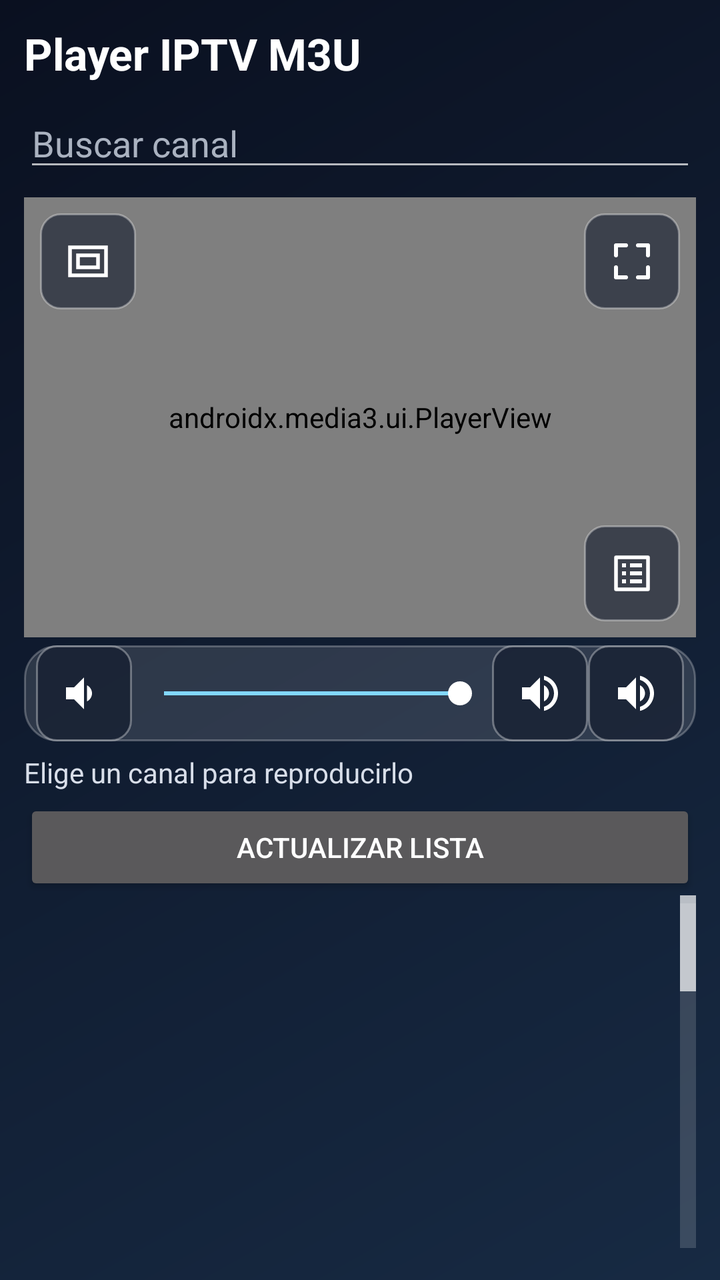
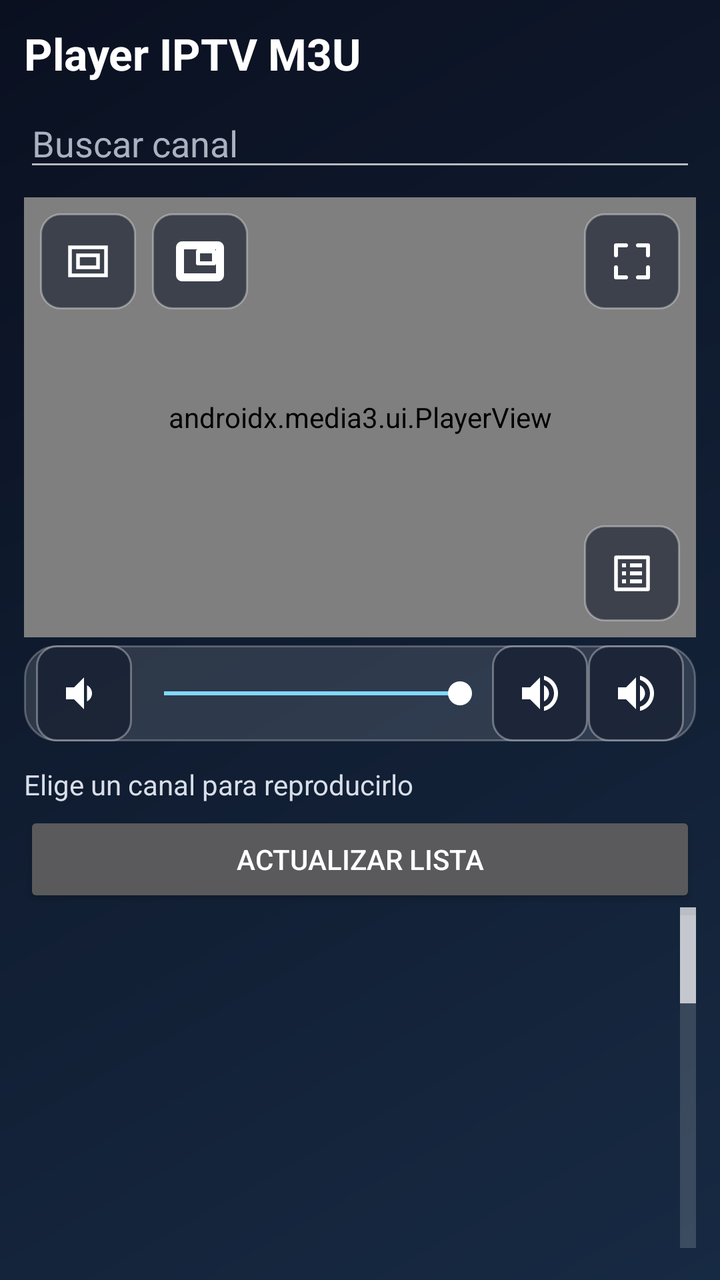

The first picture is an Android layout as it rendered before a commit; the second is the same layout after the commit. The layout source and the unified diff follow.
<!-- AndroidManifest.xml: application theme android:Theme.Material.NoActionBar -->
<!-- res/layout/activity_main.xml -->
<?xml version="1.0" encoding="utf-8"?>
<LinearLayout xmlns:android="http://schemas.android.com/apk/res/android"
    xmlns:app="http://schemas.android.com/apk/res-auto"
    android:id="@+id/rootLayout"
    android:layout_width="match_parent"
    android:layout_height="match_parent"
    android:background="@drawable/app_background"
    android:orientation="vertical"
    android:padding="12dp">

    <TextView
        android:id="@+id/appTitle"
        android:layout_width="match_parent"
        android:layout_height="wrap_content"
        android:paddingBottom="8dp"
        android:text="Player IPTV M3U"
        android:textColor="#FFFFFF"
        android:textSize="22sp"
        android:textStyle="bold" />

    <EditText
        android:id="@+id/searchInput"
        android:layout_width="match_parent"
        android:layout_height="wrap_content"
        android:hint="Buscar canal"
        android:inputType="text"
        android:singleLine="true"
        android:textColor="#FFFFFF"
        android:textColorHint="#AAB2C0" />

    <FrameLayout
        android:id="@+id/playerContainer"
        android:layout_width="match_parent"
        android:layout_height="220dp"
        android:layout_marginTop="8dp"
        android:background="#FF000000">

        <androidx.media3.ui.PlayerView
            android:id="@+id/playerView"
            android:layout_width="match_parent"
            android:layout_height="match_parent"
            android:background="#FF000000"
            app:show_buffering="when_playing"
            app:use_controller="true" />

        <ImageButton
            android:id="@+id/fullscreenToggleButton"
            android:layout_width="48dp"
            android:layout_height="48dp"
            android:layout_gravity="top|end"
            android:layout_margin="8dp"
            android:background="@drawable/player_control_background"
            android:contentDescription="Activar pantalla completa"
            android:focusable="true"
            android:focusableInTouchMode="true"
            android:padding="12dp"
            android:scaleType="centerInside"
            android:src="@drawable/ic_fullscreen"
            android:tint="#FFFFFF" />

        <ImageButton
            android:id="@+id/resizeModeButton"
            android:layout_width="48dp"
            android:layout_height="48dp"
            android:layout_gravity="top|start"
            android:layout_margin="8dp"
            android:background="@drawable/player_control_background"
            android:contentDescription="Modo de imagen: Ajustar pantalla. Pulsa para cambiar el ajuste."
            android:focusable="true"
            android:focusableInTouchMode="true"
            android:padding="12dp"
            android:scaleType="centerInside"
            android:src="@drawable/ic_fit_screen"
            android:tint="#FFFFFF" />

        <ImageButton
            android:id="@+id/playlistToggleButton"
            android:layout_width="48dp"
            android:layout_height="48dp"
            android:layout_gravity="bottom|end"
            android:layout_margin="8dp"
            android:background="@drawable/player_control_background"
            android:contentDescription="Mostrar lista de canales sobre el video"
            android:focusable="true"
            android:focusableInTouchMode="true"
            android:padding="12dp"
            android:scaleType="centerInside"
            android:src="@drawable/ic_playlist"
            android:tint="#FFFFFF" />

        <LinearLayout
            android:id="@+id/fullscreenChannelPanel"
            android:layout_width="280dp"
            android:layout_height="match_parent"
            android:layout_gravity="top|end"
            android:layout_margin="8dp"
            android:background="@drawable/channel_panel_glass"
            android:elevation="12dp"
            android:orientation="vertical"
            android:padding="8dp"
            android:visibility="gone">

            <LinearLayout
                android:layout_width="match_parent"
                android:layout_height="wrap_content"
                android:gravity="center_vertical"
                android:orientation="horizontal">

                <TextView
                    android:layout_width="0dp"
                    android:layout_height="wrap_content"
                    android:layout_weight="1"
                    android:paddingStart="8dp"
                    android:text="Lista de canales"
                    android:textColor="#FFFFFF"
                    android:textSize="16sp"
                    android:textStyle="bold" />

                <ImageButton
                    android:id="@+id/closePlaylistButton"
                    android:layout_width="44dp"
                    android:layout_height="44dp"
                    android:background="@drawable/player_control_background"
                    android:contentDescription="Cerrar lista de canales"
                    android:focusable="true"
                    android:focusableInTouchMode="true"
                    android:padding="11dp"
                    android:scaleType="centerInside"
                    android:src="@drawable/ic_close"
                    android:tint="#FFFFFF" />
            </LinearLayout>

            <ListView
                android:id="@+id/fullscreenChannelList"
                android:layout_width="match_parent"
                android:layout_height="0dp"
                android:layout_weight="1"
                android:background="@android:color/transparent"
                android:cacheColorHint="@android:color/transparent"
                android:clipToPadding="false"
                android:divider="@android:color/transparent"
                android:dividerHeight="0dp"
                android:fastScrollEnabled="true"
                android:overScrollMode="never"
                android:paddingTop="4dp"
                android:paddingBottom="4dp" />
        </LinearLayout>
    </FrameLayout>

    <LinearLayout
        android:id="@+id/volumeControls"
        android:layout_width="match_parent"
        android:layout_height="wrap_content"
        android:layout_marginTop="4dp"
        android:background="@drawable/channel_card_glass"
        android:gravity="center_vertical"
        android:orientation="horizontal"
        android:paddingStart="6dp"
        android:paddingEnd="6dp">

        <ImageButton
            android:id="@+id/volumeDownButton"
            android:layout_width="48dp"
            android:layout_height="48dp"
            android:background="@drawable/player_control_background"
            android:contentDescription="Bajar volumen"
            android:focusable="true"
            android:focusableInTouchMode="true"
            android:padding="12dp"
            android:scaleType="centerInside"
            android:src="@drawable/ic_volume_down"
            android:tint="#FFFFFF" />

        <SeekBar
            android:id="@+id/volumeSeekBar"
            android:layout_width="0dp"
            android:layout_height="wrap_content"
            android:layout_weight="1"
            android:max="100"
            android:progress="100"
            android:progressTint="#82D8FF"
            android:thumbTint="#FFFFFF" />

        <ImageButton
            android:id="@+id/muteButton"
            android:layout_width="48dp"
            android:layout_height="48dp"
            android:background="@drawable/player_control_background"
            android:contentDescription="Silenciar"
            android:focusable="true"
            android:focusableInTouchMode="true"
            android:padding="12dp"
            android:scaleType="centerInside"
            android:src="@drawable/ic_volume_up"
            android:tint="#FFFFFF" />

        <ImageButton
            android:id="@+id/volumeUpButton"
            android:layout_width="48dp"
            android:layout_height="48dp"
            android:background="@drawable/player_control_background"
            android:contentDescription="Subir volumen"
            android:focusable="true"
            android:focusableInTouchMode="true"
            android:padding="12dp"
            android:scaleType="centerInside"
            android:src="@drawable/ic_volume_up"
            android:tint="#FFFFFF" />
    </LinearLayout>

    <TextView
        android:id="@+id/statusText"
        android:layout_width="match_parent"
        android:layout_height="wrap_content"
        android:paddingTop="6dp"
        android:paddingBottom="4dp"
        android:text="Elige un canal para reproducirlo"
        android:textColor="#D8DEE9"
        android:textSize="14sp" />

    <Button
        android:id="@+id/refreshChannelsButton"
        android:layout_width="match_parent"
        android:layout_height="wrap_content"
        android:text="Actualizar lista" />

    <Button
        android:id="@+id/openExternalButton"
        android:layout_width="match_parent"
        android:layout_height="wrap_content"
        android:text="Abrir en VLC u otro reproductor"
        android:visibility="gone" />

    <ListView
        android:id="@+id/channelList"
        android:layout_width="match_parent"
        android:layout_height="0dp"
        android:layout_weight="1"
        android:background="@android:color/transparent"
        android:cacheColorHint="@android:color/transparent"
        android:clipToPadding="false"
        android:divider="@android:color/transparent"
        android:dividerHeight="0dp"
        android:fastScrollEnabled="true"
        android:overScrollMode="never"
        android:paddingTop="4dp"
        android:paddingBottom="4dp" />
</LinearLayout>
<!-- resources referenced by this layout -->
<resources>
  <!-- drawable app_background (drawable) -->
  <?xml version="1.0" encoding="utf-8"?>
  <shape xmlns:android="http://schemas.android.com/apk/res/android">
      <gradient
          android:angle="135"
          android:endColor="#0A1020"
          android:startColor="#172A43"
          android:type="linear" />
  </shape>
  <!-- drawable channel_card_glass (drawable) -->
  <?xml version="1.0" encoding="utf-8"?>
  <shape xmlns:android="http://schemas.android.com/apk/res/android">
      <solid android:color="#20FFFFFF" />
      <stroke
          android:width="1dp"
          android:color="#40FFFFFF" />
      <corners android:radius="16dp" />
  </shape>
  <!-- drawable channel_panel_glass (drawable) -->
  <?xml version="1.0" encoding="utf-8"?>
  <shape xmlns:android="http://schemas.android.com/apk/res/android">
      <solid android:color="#E61A2A40" />
      <stroke
          android:width="1dp"
          android:color="#66FFFFFF" />
      <corners android:radius="18dp" />
  </shape>
  <!-- drawable ic_close (drawable) -->
  <vector xmlns:android="http://schemas.android.com/apk/res/android"
      android:width="24dp"
      android:height="24dp"
      android:viewportWidth="24"
      android:viewportHeight="24">
      <path
          android:fillColor="#FFFFFFFF"
          android:pathData="M19,6.41L17.59,5 12,10.59 6.41,5 5,6.41 10.59,12 5,17.59 6.41,19 12,13.41 17.59,19 19,17.59 13.41,12z" />
  </vector>
  <!-- drawable ic_fit_screen (drawable) -->
  <vector xmlns:android="http://schemas.android.com/apk/res/android"
      android:width="24dp"
      android:height="24dp"
      android:viewportWidth="24"
      android:viewportHeight="24">
      <path
          android:fillColor="#00000000"
          android:strokeColor="#FFFFFFFF"
          android:strokeWidth="1.8"
          android:pathData="M3,5h18v14h-18zM7,9h10v6h-10z" />
  </vector>
  <!-- drawable ic_fullscreen (drawable) -->
  <vector xmlns:android="http://schemas.android.com/apk/res/android"
      android:width="24dp"
      android:height="24dp"
      android:viewportWidth="24"
      android:viewportHeight="24">
      <path
          android:fillColor="#00000000"
          android:strokeColor="#FFFFFFFF"
          android:strokeWidth="2"
          android:strokeLineCap="round"
          android:strokeLineJoin="round"
          android:pathData="M4,9V4h5M15,4h5v5M20,15v5h-5M9,20H4v-5" />
  </vector>
  <!-- drawable ic_volume_down (drawable) -->
  <vector xmlns:android="http://schemas.android.com/apk/res/android"
      android:width="24dp"
      android:height="24dp"
      android:viewportWidth="24"
      android:viewportHeight="24">
      <path
          android:fillColor="#FFFFFFFF"
          android:pathData="M3,9v6h4l5,5V4L7,9H3zM16,12c0,-1.77 -1.02,-3.29 -2.5,-4.03v8.05c1.48,-0.73 2.5,-2.25 2.5,-4.02z" />
  </vector>
  <!-- unchanged entries left out for length: 3 -->
</resources>

<!-- the commit's change to res/layout/activity_main.xml (unified diff, before → after) -->
@@ -43,6 +43,104 @@
             app:show_buffering="when_playing"
             app:use_controller="true" />
 
+        
+        <LinearLayout
+            android:id="@+id/gestureHud"
+            android:layout_width="wrap_content"
+            android:layout_height="wrap_content"
+            android:layout_gravity="center"
+            android:background="@drawable/gesture_hud_background"
+            android:elevation="10dp"
+            android:gravity="center"
+            android:orientation="horizontal"
+            android:paddingStart="20dp"
+            android:paddingTop="12dp"
+            android:paddingEnd="20dp"
+            android:paddingBottom="12dp"
+            android:visibility="gone">
+
+            <ImageView
+                android:id="@+id/gestureHudIcon"
+                android:layout_width="28dp"
+                android:layout_height="28dp"
+                android:scaleType="centerInside"
+                android:src="@drawable/ic_volume_up"
+                android:tint="#FFFFFF" />
+
+            <TextView
+                android:id="@+id/gestureHudText"
+                android:layout_width="wrap_content"
+                android:layout_height="wrap_content"
+                android:layout_marginStart="12dp"
+                android:text="100%"
+                android:textColor="#FFFFFF"
+                android:textSize="18sp"
+                android:textStyle="bold" />
+        </LinearLayout>
+
+        
+        <LinearLayout
+            android:id="@+id/bufferingOverlay"
+            android:layout_width="wrap_content"
+            android:layout_height="wrap_content"
+            android:layout_gravity="center"
+            android:background="@drawable/gesture_hud_background"
+            android:elevation="10dp"
+            android:gravity="center"
+            android:orientation="horizontal"
+            android:paddingStart="18dp"
+            android:paddingTop="12dp"
+            android:paddingEnd="18dp"
+            android:paddingBottom="12dp"
+            android:visibility="gone">
+
+            <ProgressBar
+                android:layout_width="28dp"
+                android:layout_height="28dp"
+                android:indeterminate="true"
+                android:indeterminateTint="#82D8FF" />
+
+            <TextView
+                android:id="@+id/bufferingText"
+                android:layout_width="wrap_content"
+                android:layout_height="wrap_content"
+                android:layout_marginStart="12dp"
+                android:text="Cargando señal en vivo..."
+                android:textColor="#FFFFFF"
+                android:textSize="14sp" />
+        </LinearLayout>
+
+        <ImageButton
+            android:id="@+id/resizeModeButton"
+            android:layout_width="48dp"
+            android:layout_height="48dp"
+            android:layout_gravity="top|start"
+            android:layout_margin="8dp"
+            android:background="@drawable/player_control_background"
+            android:contentDescription="Modo de imagen: Ajustar pantalla. Pulsa para cambiar el ajuste."
+            android:focusable="true"
+            android:focusableInTouchMode="true"
+            android:padding="12dp"
+            android:scaleType="centerInside"
+            android:src="@drawable/ic_fit_screen"
+            android:tint="#FFFFFF" />
+
+        <ImageButton
+            android:id="@+id/pipToggleButton"
+            android:layout_width="48dp"
+            android:layout_height="48dp"
+            android:layout_gravity="top|start"
+            android:layout_marginStart="64dp"
+            android:layout_marginTop="8dp"
+            android:background="@drawable/player_control_background"
+            android:contentDescription="Modo ventana flotante (Picture-in-Picture)"
+            android:focusable="true"
+            android:focusableInTouchMode="true"
+            android:padding="12dp"
+            android:scaleType="centerInside"
+            android:src="@drawable/ic_pip"
+            android:tint="#FFFFFF" />
+
         <ImageButton
             android:id="@+id/fullscreenToggleButton"
             android:layout_width="48dp"
@@ -56,21 +154,6 @@
             android:padding="12dp"
             android:scaleType="centerInside"
             android:src="@drawable/ic_fullscreen"
-            android:tint="#FFFFFF" />
-
-        <ImageButton
-            android:id="@+id/resizeModeButton"
-            android:layout_width="48dp"
-            android:layout_height="48dp"
-            android:layout_gravity="top|start"
-            android:layout_margin="8dp"
-            android:background="@drawable/player_control_background"
-            android:contentDescription="Modo de imagen: Ajustar pantalla. Pulsa para cambiar el ajuste."
-            android:focusable="true"
-            android:focusableInTouchMode="true"
-            android:padding="12dp"
-            android:scaleType="centerInside"
-            android:src="@drawable/ic_fit_screen"
             android:tint="#FFFFFF" />
 
         <ImageButton
@@ -208,11 +291,29 @@
             android:tint="#FFFFFF" />
     </LinearLayout>
 
+    
+    <HorizontalScrollView
+        android:id="@+id/categoryScrollView"
+        android:layout_width="match_parent"
+        android:layout_height="wrap_content"
+        android:layout_marginTop="6dp"
+        android:layout_marginBottom="4dp"
+        android:overScrollMode="never"
+        android:scrollbars="none">
+
+        <LinearLayout
+            android:id="@+id/categoryContainer"
+            android:layout_width="wrap_content"
+            android:layout_height="wrap_content"
+            android:gravity="center_vertical"
+            android:orientation="horizontal" />
+    </HorizontalScrollView>
+
     <TextView
         android:id="@+id/statusText"
         android:layout_width="match_parent"
         android:layout_height="wrap_content"
-        android:paddingTop="6dp"
+        android:paddingTop="2dp"
         android:paddingBottom="4dp"
         android:text="Elige un canal para reproducirlo"
         android:textColor="#D8DEE9"
<!-- resource entries referenced after the edit -->
@@ -26,6 +26,15 @@
           android:width="1dp"
           android:color="#66FFFFFF" />
       <corners android:radius="18dp" />
+  </shape>
+  <!-- drawable gesture_hud_background (drawable) -->
+  <?xml version="1.0" encoding="utf-8"?>
+  <shape xmlns:android="http://schemas.android.com/apk/res/android">
+      <solid android:color="#CC1E293B" />
+      <stroke
+          android:width="1dp"
+          android:color="#40FFFFFF" />
+      <corners android:radius="16dp" />
   </shape>
   <!-- drawable ic_close (drawable) -->
   <vector xmlns:android="http://schemas.android.com/apk/res/android"
@@ -63,6 +72,20 @@
           android:strokeLineJoin="round"
           android:pathData="M4,9V4h5M15,4h5v5M20,15v5h-5M9,20H4v-5" />
   </vector>
+  <!-- drawable ic_pip (drawable) -->
+  <vector xmlns:android="http://schemas.android.com/apk/res/android"
+      android:width="24dp"
+      android:height="24dp"
+      android:viewportWidth="24"
+      android:viewportHeight="24">
+      <path
+          android:fillColor="#00000000"
+          android:strokeColor="#FFFFFFFF"
+          android:strokeWidth="2"
+          android:strokeLineCap="round"
+          android:strokeLineJoin="round"
+          android:pathData="M19,7h-8v6h8V7z M21,3H3C1.9,3 1,3.9 1,5v14c0,1.1 0.9,2 2,2h18c1.1,0 2,-0.9 2,-2V5C23,3.9 22.1,3 21,3z M21,19H3V5h18V19z" />
+  </vector>
   <!-- drawable ic_volume_down (drawable) -->
   <vector xmlns:android="http://schemas.android.com/apk/res/android"
       android:width="24dp"
